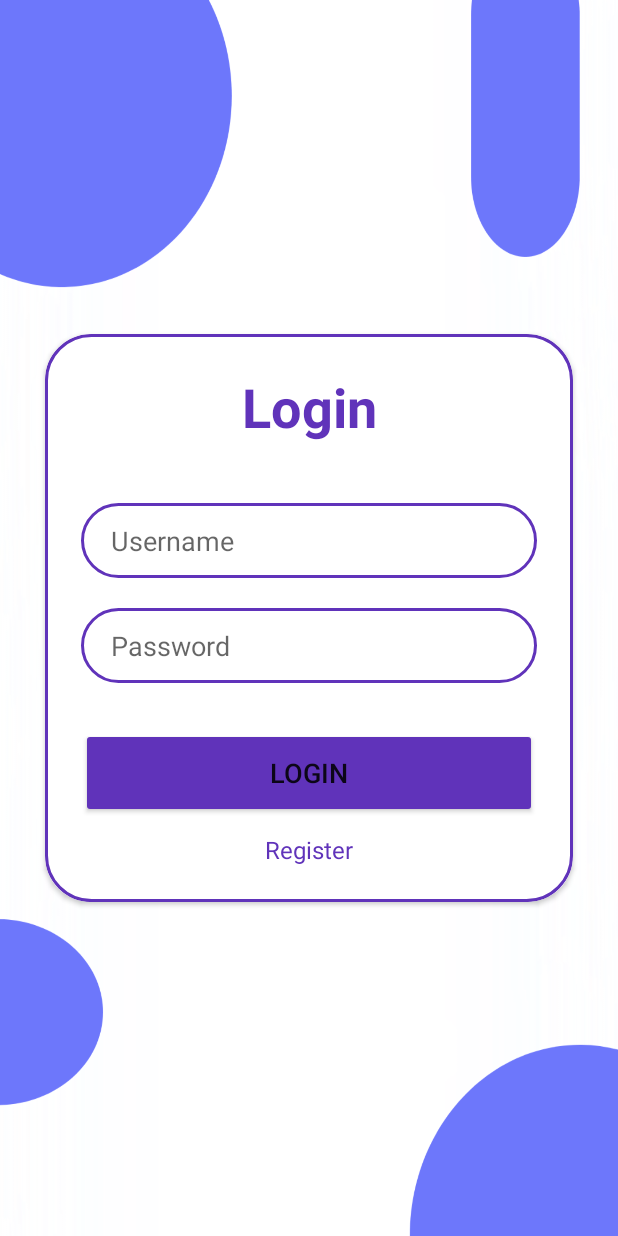
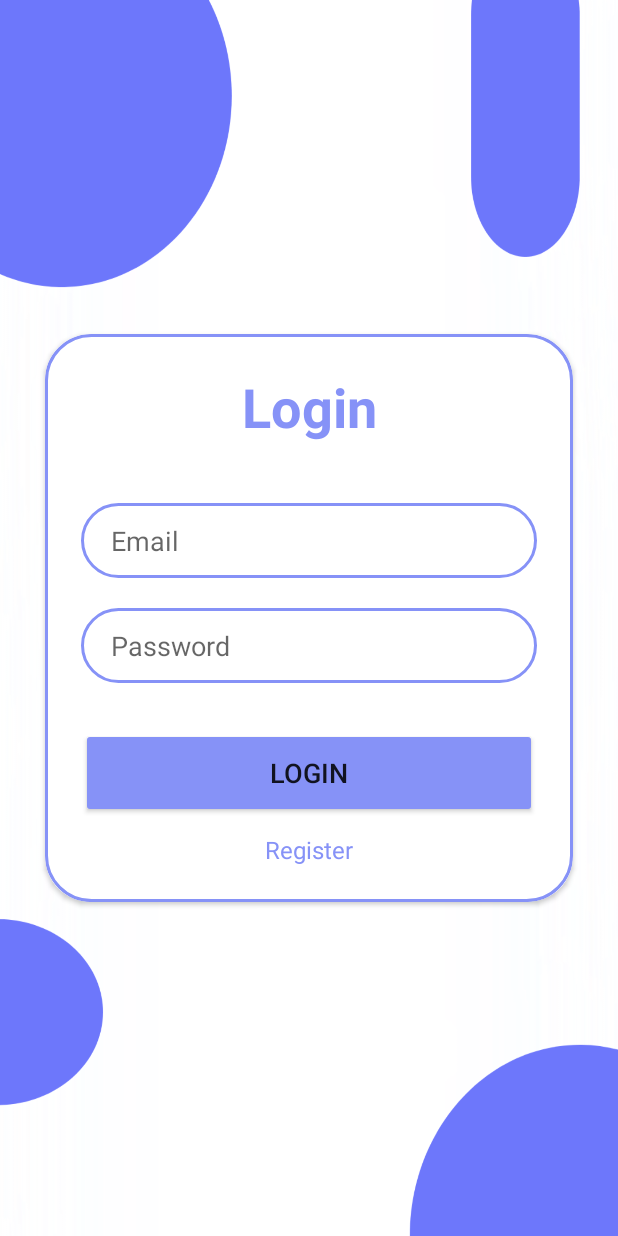
Before and after one commit to IT21292422/EcommerceApp, an Android app: the layout activity_login.xml on its own in the app's theme, with its tools: preview values and no code run, on a phone screen of 412 x 824 dp. Run offline under Robolectric (Android 15) with nearby library versions, the light colour scheme and no system bars.

Commit message:
Login UI with email

```diff
--- a/app/src/main/java/com/example/ecommerce/activity/LoginActivity.kt
+++ b/app/src/main/java/com/example/ecommerce/activity/LoginActivity.kt
@@ -1,6 +1,7 @@
 package com.example.ecommerce.activity
 
 import android.os.Bundle
+import android.provider.ContactsContract.CommonDataKinds.Email
 import android.view.View
 import android.widget.Button
 import android.widget.EditText
@@ -11,7 +12,7 @@ import com.example.ecommerce.databinding.ActivityLoginBinding
 class LoginActivity : AppCompatActivity() {
 
     private lateinit var binding: ActivityLoginBinding
-    lateinit var username : EditText
+    lateinit var email: EditText
     lateinit var password: EditText
     lateinit var loginButton: Button
 
--- a/app/src/main/res/drawable/c_container.xml
+++ b/app/src/main/res/drawable/c_container.xml
@@ -3,7 +3,7 @@
 
     <stroke
         android:width="2dp"
-        android:color="@color/purple"/>
+        android:color="@color/lavender"/>
     <corners
         android:radius="30dp"/>
 </shape>
--- a/app/src/main/res/layout/activity_login.xml
+++ b/app/src/main/res/layout/activity_login.xml
@@ -33,16 +33,17 @@
                 android:textSize="36sp"
                 android:textAlignment="center"
                 android:textStyle="bold"
-                android:textColor="@color/purple"/>
+                android:textColor="@color/lavender"/>
             <EditText
                 android:layout_width="match_parent"
                 android:layout_height="50dp"
-                android:id="@+id/username"
+                android:id="@+id/email"
                 android:background="@drawable/c_container"
                 android:layout_marginTop="40dp"
                 android:padding="8dp"
                 android:paddingStart="20dp"
-                android:hint="Username"
+                android:inputType="textEmailAddress"
+                android:hint="Email"
                 android:textColor="@color/black"/>
             <EditText
                 android:layout_width="match_parent"
@@ -63,7 +64,7 @@
                 android:id="@+id/loginButton"
                 android:textSize="18sp"
                 android:layout_marginTop="30dp"
-                android:backgroundTint="@color/purple"
+                android:backgroundTint="@color/lavender"
                 app:cornerRadius = "20dp"/>
 
             <TextView
@@ -74,7 +75,7 @@
                 android:id="@+id/switchToRegisterButton"
                 android:textSize="16sp"
                 android:layout_marginTop="10dp"
-                android:textColor="@color/purple"/>
+                android:textColor="@color/lavender"/>
 
         </LinearLayout>
 
--- a/app/src/main/res/values/colors.xml
+++ b/app/src/main/res/values/colors.xml
@@ -7,4 +7,5 @@
     <color name="darkGrey">#616161</color>
     <color name="black">#FF000000</color>
     <color name="white">#FFFFFFFF</color>
+    <color name="lavender">#8692f7</color>
 </resources>
```
